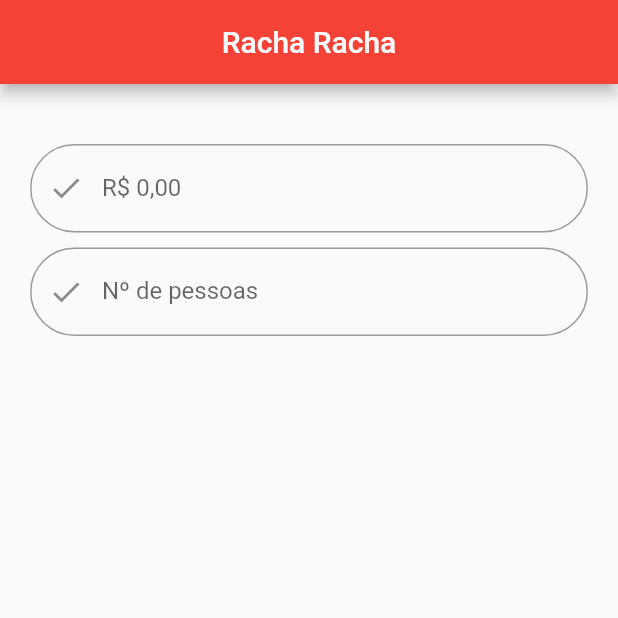
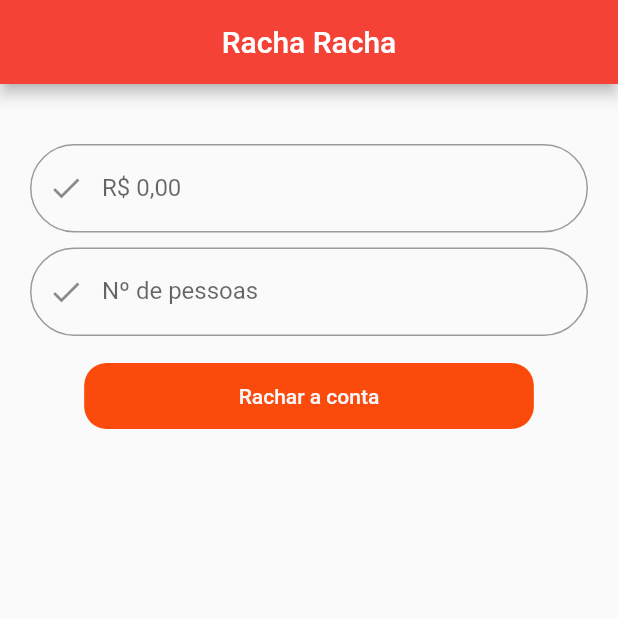
Before and after one commit to ivictoruan/rachaconta, a Flutter app: the screen it shows after launch, on a phone screen of 412 x 824 dp, the top half of it. Run offline on Flutter 3.47's test engine with Material 2 defaults, Android fonts, the light colour scheme and no system bars.

Commit message:
Add Botão para fechar a conta

```diff
--- /dev/null
+++ b/lib/src/core/widgets/action_button.dart
@@ -0,0 +1,36 @@
+import 'package:flutter/material.dart';
+
+class ActionButton extends StatelessWidget {
+  final String text;
+  final Color foregroundColor;
+  final Color backgroundColor;
+  final VoidCallback onPressed;
+
+
+  const ActionButton(
+    this.text, {
+    Key? key,
+    this.foregroundColor = const Color(0xFFF6F6F9),
+    this.backgroundColor = const Color(0xFFFA4A0C),
+    required this.onPressed,
+  }) : super(key: key);
+
+  @override
+  Widget build(BuildContext context) {
+    final double _screenWidth = MediaQuery.of(context).size.width;
+    return TextButton(
+      onPressed: onPressed, // método
+       child: Container(
+         padding: EdgeInsets.symmetric(vertical: 14, horizontal: _screenWidth * 0.25  ),
+         decoration: BoxDecoration(
+           borderRadius: BorderRadius.circular(15),
+           color: backgroundColor,
+           ),
+         child: Text(
+           text,
+           style: TextStyle(color: foregroundColor)
+         )
+        ),
+    );
+  }
+}
--- a/lib/src/screens/home_screen.dart
+++ b/lib/src/screens/home_screen.dart
@@ -1,4 +1,5 @@
 import 'package:flutter/material.dart';
+import 'package:rachaconta/src/core/widgets/action_button.dart';
 import 'package:rachaconta/src/core/widgets/custom_text_field.dart';
 
 class HomeScreen extends StatefulWidget {
@@ -37,16 +38,19 @@ class _HomeScreenState extends State<HomeScreen> {
       body: Padding(
         padding: const EdgeInsets.all(20),
         child: Column(
-          children: const [
+          children:  [
             //Estão bebendo?
-            SizedBox(height:20),
-            CustomTextField(labelText: "R\$ 0,00"),
-            SizedBox(height:10),
-            CustomTextField(labelText: "Nº de pessoas"),
-            SizedBox(height:10),
+            const SizedBox(height:20),
+            const CustomTextField(labelText: "R\$ 0,00"),
+            const SizedBox(height:10),
+            const CustomTextField(labelText: "Nº de pessoas"),
+            const SizedBox(height:10),
             // CustomTextField(),
             // porcentagem do garçom
-
+            ActionButton(
+              "Rachar a conta",
+              onPressed: () {  },
+            )
 
           ],
         ),
```
